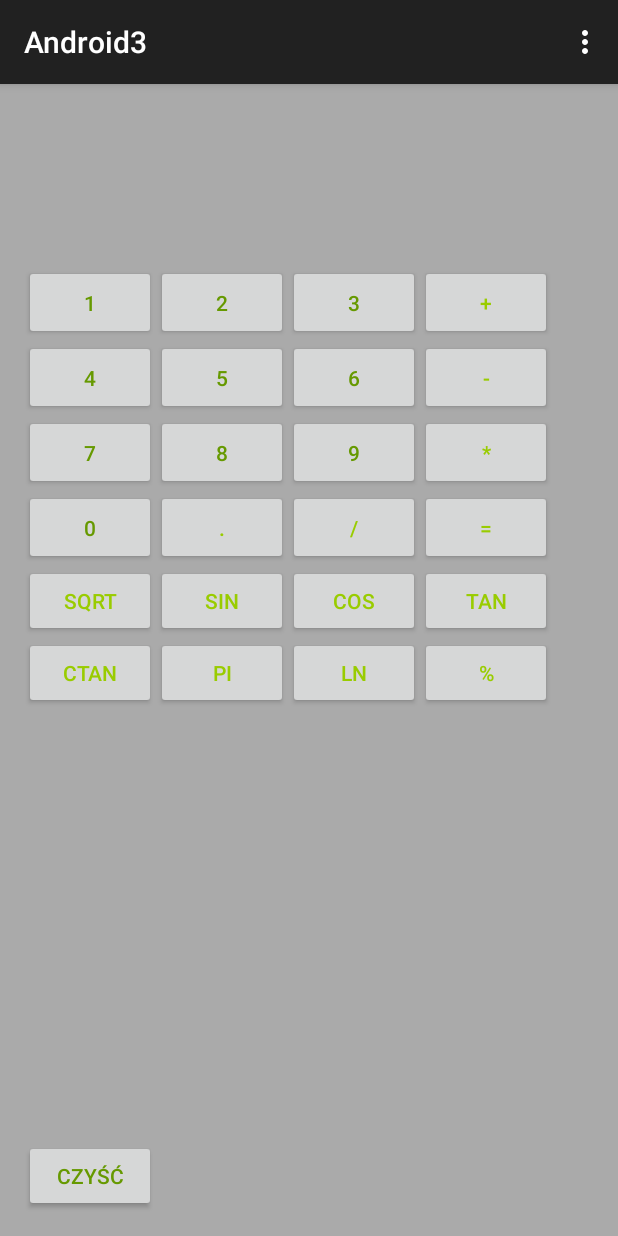
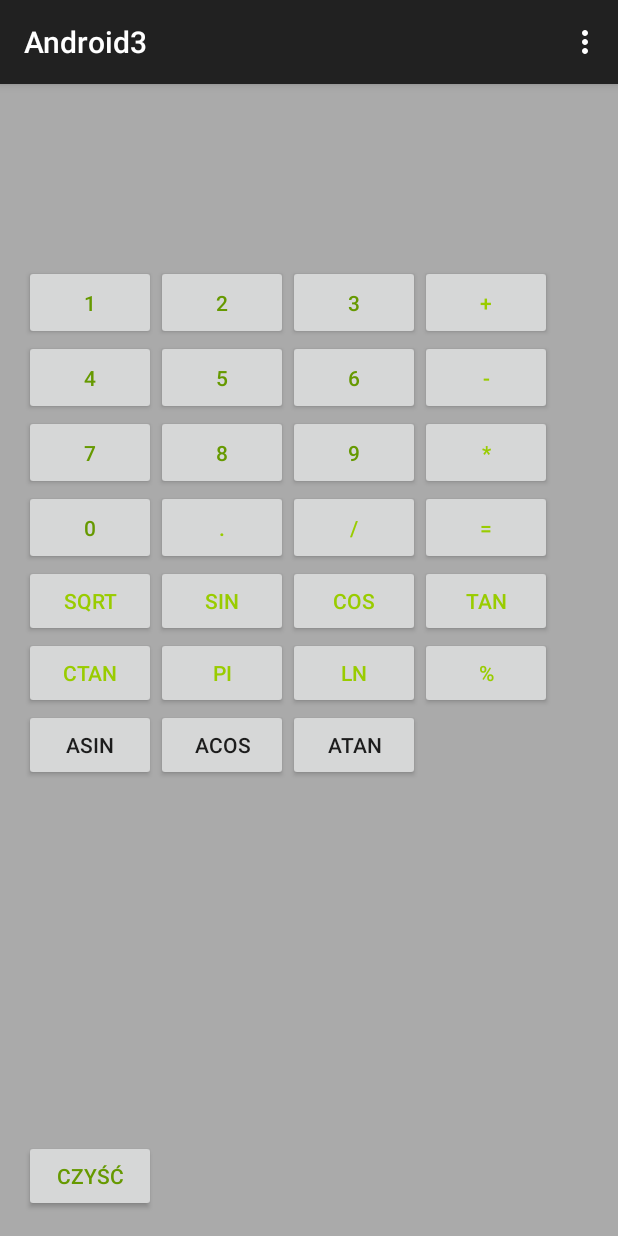
Before and after one commit to adriannakoszowska/Android3, an Android app: the screen it shows after launch (MainActivity), on a phone screen of 412 x 824 dp. Run offline under Robolectric (Android 15) with nearby library versions, the phone set to English and light mode, and no system bars.

```diff
--- a/app/src/main/res/layout/activity_main.xml
+++ b/app/src/main/res/layout/activity_main.xml
@@ -316,7 +316,8 @@
         android:layout_alignTop="@+id/pi"
         android:layout_toRightOf="@+id/pi"
         android:layout_toEndOf="@+id/pi"
-        android:textColor="@android:color/holo_green_light" />
+        android:textColor="@android:color/holo_green_light"
+        android:onClick="Click" />
 
     <Button
         android:layout_width="wrap_content"
@@ -328,4 +329,34 @@
         android:layout_toEndOf="@+id/lognat"
         android:textColor="@android:color/holo_green_light" />
 
+    <Button
+        android:layout_width="wrap_content"
+        android:layout_height="wrap_content"
+        android:text="asin"
+        android:id="@+id/asin"
+        android:layout_below="@+id/ctan"
+        android:layout_alignParentLeft="true"
+        android:layout_alignParentStart="true"
+        android:onClick="Click" />
+
+    <Button
+        android:layout_width="wrap_content"
+        android:layout_height="wrap_content"
+        android:text="acos"
+        android:id="@+id/acos"
+        android:layout_below="@+id/pi"
+        android:layout_alignLeft="@+id/pi"
+        android:layout_alignStart="@+id/pi"
+        android:onClick="Click" />
+
+    <Button
+        android:layout_width="wrap_content"
+        android:layout_height="wrap_content"
+        android:text="atan"
+        android:id="@+id/atan"
+        android:layout_below="@+id/pi"
+        android:layout_toRightOf="@+id/acos"
+        android:layout_toEndOf="@+id/acos"
+        android:onClick="Click" />
+
 </RelativeLayout>
```
Also changed, not shown: app/src/main/java/com/example/adriannakoszowska/android3/MainActivity.java (+24 -0 lines).
